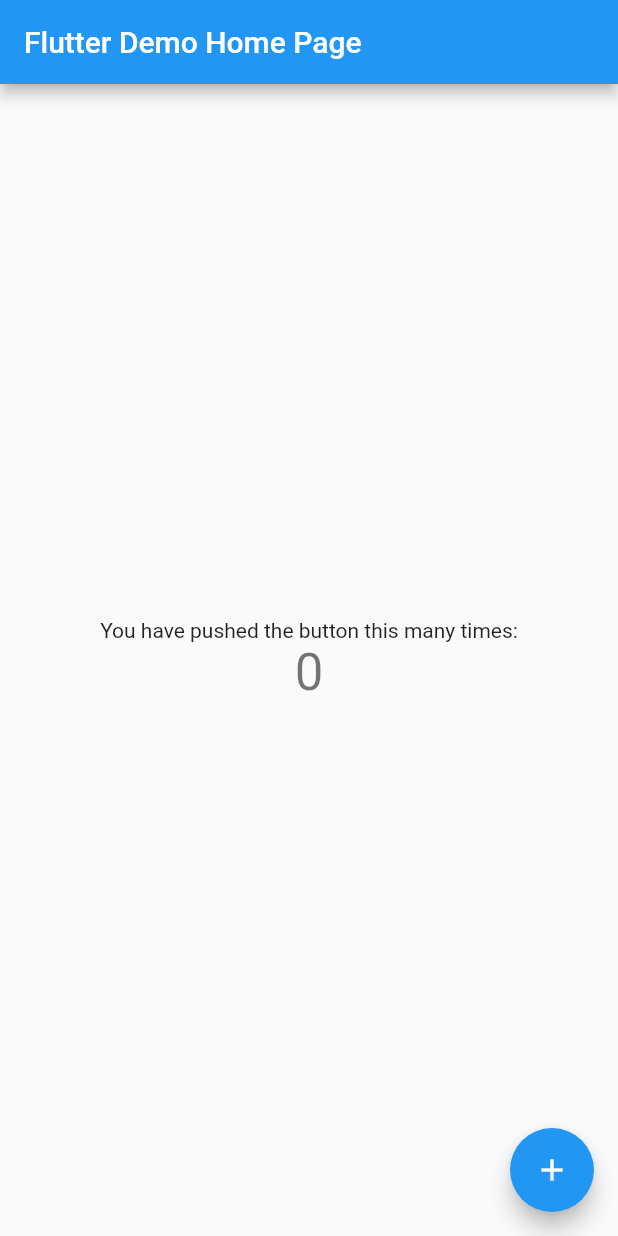
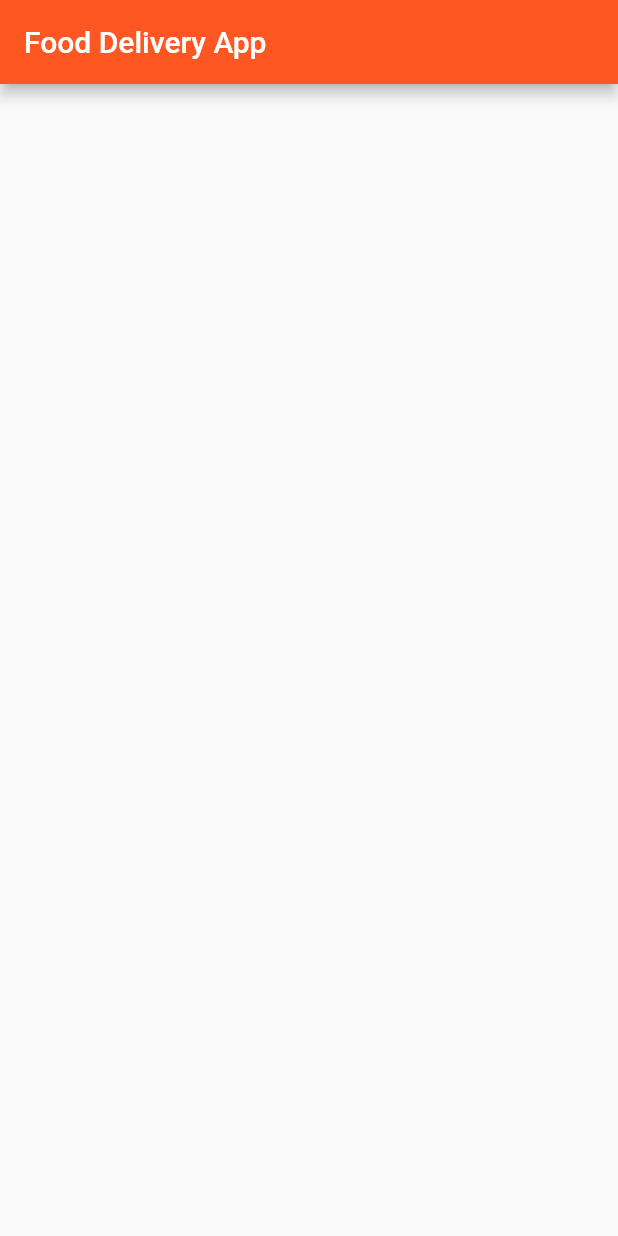
Before and after one commit to jecode93/food_delivery, a Flutter app: the screen it shows after launch, on a phone screen of 412 x 824 dp. Run offline on Flutter 3.47's test engine with Material 2 defaults, Android fonts, the phone set to English and light mode, and no system bars.

Commit message:
Cleaning the main.dart file

```diff
--- a/lib/main.dart
+++ b/lib/main.dart
@@ -9,105 +9,36 @@ class MyApp extends StatelessWidget {
   @override
   Widget build(BuildContext context) {
     return MaterialApp(
-      title: 'Flutter Demo',
+      title: 'Flutter App',
       theme: ThemeData(
-        // This is the theme of your application.
-        //
-        // Try running your application with "flutter run". You'll see the
-        // application has a blue toolbar. Then, without quitting the app, try
-        // changing the primarySwatch below to Colors.green and then invoke
-        // "hot reload" (press "r" in the console where you ran "flutter run",
-        // or simply save your changes to "hot reload" in a Flutter IDE).
-        // Notice that the counter didn't reset back to zero; the application
-        // is not restarted.
-        primarySwatch: Colors.blue,
+        primarySwatch: Colors.deepOrange,
       ),
-      home: MyHomePage(title: 'Flutter Demo Home Page'),
+      home: MyHomePage(title: 'Food Delivery App'),
     );
   }
 }
 
 class MyHomePage extends StatefulWidget {
+  final String title;
   MyHomePage({Key? key, required this.title}) : super(key: key);
-
-  // This widget is the home page of your application. It is stateful, meaning
-  // that it has a State object (defined below) that contains fields that affect
-  // how it looks.
-
-  // This class is the configuration for the state. It holds the values (in this
-  // case the title) provided by the parent (in this case the App widget) and
-  // used by the build method of the State. Fields in a Widget subclass are
-  // always marked "final".
-
-  final String title;
 
   @override
   _MyHomePageState createState() => _MyHomePageState();
 }
 
 class _MyHomePageState extends State<MyHomePage> {
-  int _counter = 0;
-
-  void _incrementCounter() {
-    setState(() {
-      // This call to setState tells the Flutter framework that something has
-      // changed in this State, which causes it to rerun the build method below
-      // so that the display can reflect the updated values. If we changed
-      // _counter without calling setState(), then the build method would not be
-      // called again, and so nothing would appear to happen.
-      _counter++;
-    });
-  }
-
   @override
   Widget build(BuildContext context) {
-    // This method is rerun every time setState is called, for instance as done
-    // by the _incrementCounter method above.
-    //
-    // The Flutter framework has been optimized to make rerunning build methods
-    // fast, so that you can just rebuild anything that needs updating rather
-    // than having to individually change instances of widgets.
     return Scaffold(
       appBar: AppBar(
-        // Here we take the value from the MyHomePage object that was created by
-        // the App.build method, and use it to set our appbar title.
         title: Text(widget.title),
       ),
       body: Center(
-        // Center is a layout widget. It takes a single child and positions it
-        // in the middle of the parent.
         child: Column(
-          // Column is also a layout widget. It takes a list of children and
-          // arranges them vertically. By default, it sizes itself to fit its
-          // children horizontally, and tries to be as tall as its parent.
-          //
-          // Invoke "debug painting" (press "p" in the console, choose the
-          // "Toggle Debug Paint" action from the Flutter Inspector in Android
-          // Studio, or the "Toggle Debug Paint" command in Visual Studio Code)
-          // to see the wireframe for each widget.
-          //
-          // Column has various properties to control how it sizes itself and
-          // how it positions its children. Here we use mainAxisAlignment to
-          // center the children vertically; the main axis here is the vertical
-          // axis because Columns are vertical (the cross axis would be
-          // horizontal).
           mainAxisAlignment: MainAxisAlignment.center,
-          children: <Widget>[
-            Text(
-              'You have pushed the button this many times:',
-            ),
-            Text(
-              '$_counter',
-              style: Theme.of(context).textTheme.headline4,
-            ),
-          ],
+          children: <Widget>[],
         ),
       ),
-      floatingActionButton: FloatingActionButton(
-        onPressed: _incrementCounter,
-        tooltip: 'Increment',
-        child: Icon(Icons.add),
-      ), // This trailing comma makes auto-formatting nicer for build methods.
     );
   }
 }
```
